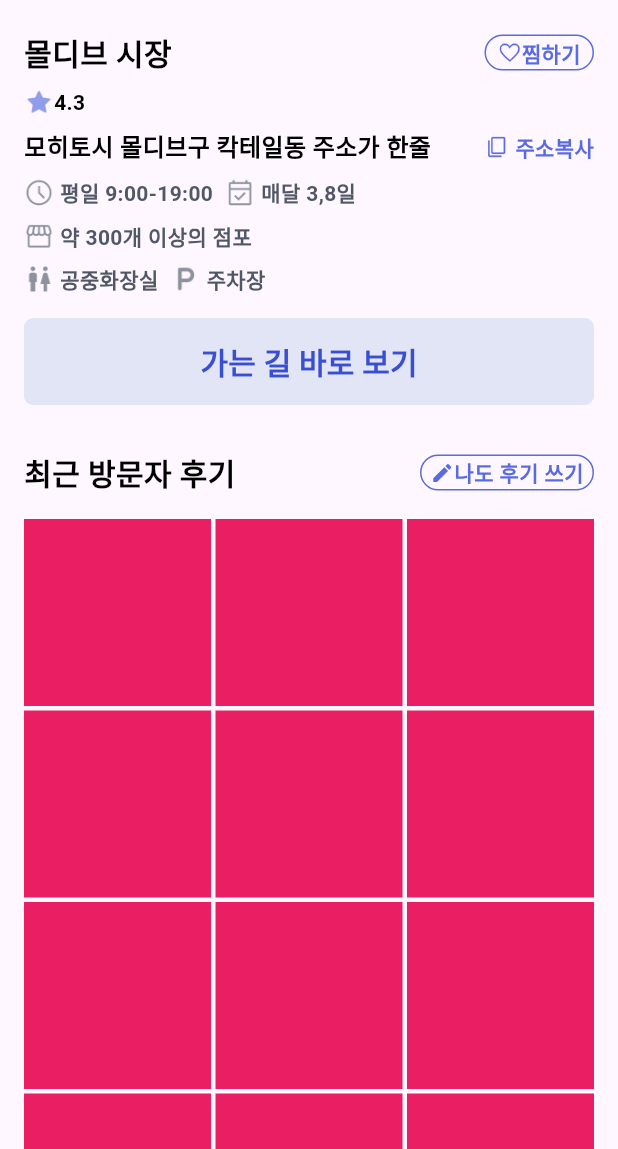
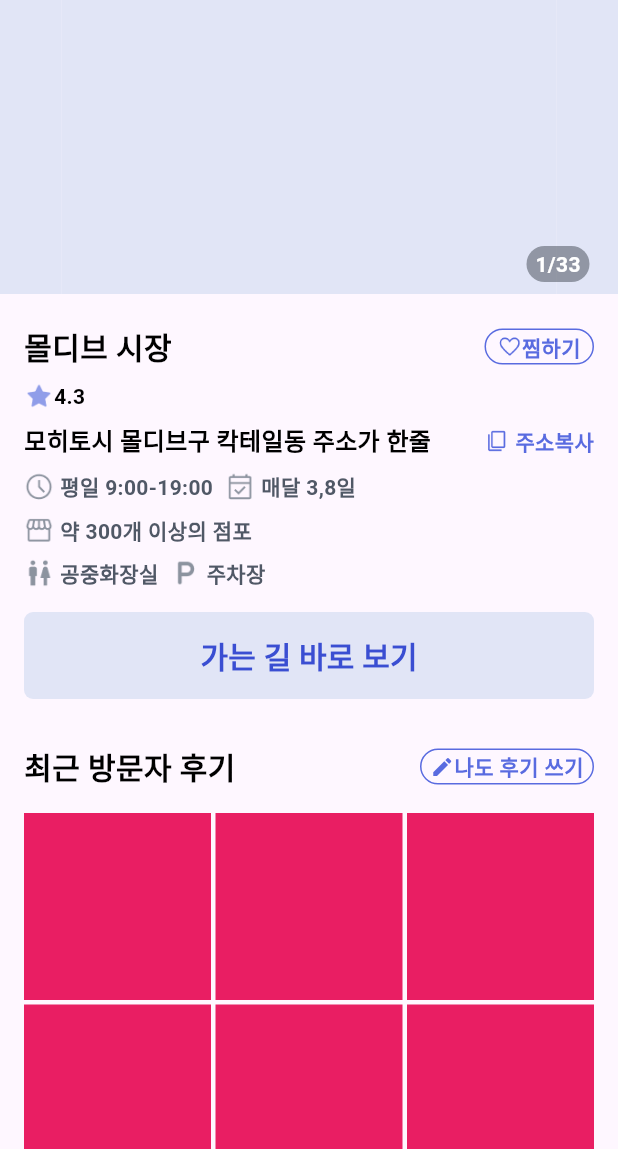
Before and after one commit to jaekyung-you/seenear_flutter, a Flutter app: the MarketDetailScreen screen opened by its route, on a phone screen of 412 x 824 dp, the part 87-1236 px from its top. Run offline on Flutter 3.47's test engine with Material 2 defaults, Android fonts, the phone set to English and light mode, and no system bars; drawn by our look-alikes of carousel_slider; our stand-ins replace device_info_plus, dio, get, package_info_plus, permission_handler, share_plus and 2 more; missing offline and left inert: dart:html, kakao_flutter_sdk_user; network calls fail; statements that could not run were skipped.

Commit message:
시장 상세화면 carousel 추가, 버튼 로직 연결

```diff
--- a/lib/presentation/market_festival/controller/market_detail_controller.dart
+++ b/lib/presentation/market_festival/controller/market_detail_controller.dart
@@ -15,4 +15,26 @@ class MarketDetailController extends GetxController {
   Future<void> _requestMarketDetail({required int id}) async {
     // todo: id로 마켓 디테일 api 호출
   }
+
+  // '찜하기' 토글
+  Future<void> onTapFavoriteButton() async {
+
+  }
+
+  // '주소복사' 버튼
+  Future<void> onTapCopyAddress() async {
+
+  }
+
+  // '가는 길 바로보기' 버튼
+  Future<void> onTapNavigate() async {
+    // todo: 네비게이션 연결
+  }
+
+  // '나도 후기 쓰기' 버사
+  Future<void> onTapWriteReview() async {
+
+  }
+
+
 }
--- a/lib/presentation/market_festival/controller/market_festival_controller.dart
+++ b/lib/presentation/market_festival/controller/market_festival_controller.dart
@@ -7,7 +7,6 @@ import 'package:seenear/const/design_system/seenear_color.dart';
 import 'package:seenear/data/remote/response/info_item_response.dart';
 import 'package:syncfusion_flutter_datepicker/datepicker.dart';
 import '../../../const/define.dart';
-import '../../../const/seenear_path.dart';
 
 class MarketFestivalController extends GetxController {
   bool isMarket = true;
@@ -187,9 +186,4 @@ class MarketFestivalController extends GetxController {
     date.value = '${args.value.toString().split(' ').first} ($dayOfWeek)';
     Get.back();
   }
-
-  // 해당 아이템을 클릭했을 때, 장날 상세화면으로 이동
-  void onTapMarketItemCell({required int id}) {
-    Get.toNamed(SeenearPath.MARKET_DETAIL, arguments: {'id': id});
-  }
 }
--- a/lib/presentation/market_festival/widget/market_detail_screen.dart
+++ b/lib/presentation/market_festival/widget/market_detail_screen.dart
@@ -1,3 +1,4 @@
+import 'package:carousel_slider/carousel_slider.dart';
 import 'package:flutter/material.dart';
 import 'package:get/get.dart';
 import 'package:seenear/const/design_system/base_button.dart';
@@ -13,23 +14,59 @@ class MarketDetailScreen extends GetView<MarketDetailController> {
   @override
   Widget build(BuildContext context) {
     return SeenearBaseScaffold(
-      padding: 16,
+      child: SingleChildScrollView(
         child: Column(
           children: [
-          BaseHeader(title: '시장 정보'),
+            const Padding(
+              padding: EdgeInsets.symmetric(horizontal: 16.0),
+              child: BaseHeader(title: '시장 정보'),
+            ),
             const SizedBox(
               height: 10,
             ),
+            Stack(
+              alignment: Alignment.bottomRight,
+              children: [
+                CarouselSlider(
+                  options: CarouselOptions(height: 196.0, autoPlay: true),
+                  items: [1, 2, 3, 4, 5].map((i) {
+                    return Builder(
+                      builder: (BuildContext context) {
+                        return Container(width: Get.width, color: SeenearColor.blue10);
+                      },
+                    );
+                  }).toList(),
+                ),
+                Padding(
+                  padding: const EdgeInsets.only(bottom: 8.0, right: 19),
+                  child: Container(
+                    width: 42,
+                    height: 24,
+                    decoration: BoxDecoration(
+                      color: SeenearColor.textColor,
+                      borderRadius: BorderRadius.circular(16),
+                    ),
+                    child: Center(
+                      child: Text(
+                        '1/33',
+                        style: TextStyle(fontWeight: FontWeight.w700, fontSize: 14, color: Colors.white),
+                      ),
+                    ),
+                  ),
+                )
+              ],
+            ),
             marketInfo(),
-          Expanded(child: marketReview()),
+            marketReview(),
           ],
+        ),
       ),
     );
   }
 
   Widget marketInfo() {
     return Padding(
-      padding: const EdgeInsets.fromLTRB(0, 20, 0, 30),
+      padding: const EdgeInsets.fromLTRB(16, 20, 16, 30),
       child: Column(
         children: [
           Row(
@@ -39,7 +76,11 @@ class MarketDetailScreen extends GetView<MarketDetailController> {
                 '몰디브 시장',
                 style: TextStyle(fontWeight: FontWeight.w700, fontSize: 20, color: Colors.black),
               ),
-              Container(
+              InkWell(
+                onTap: () {
+                  controller.onTapFavoriteButton();
+                },
+                child: Container(
                   width: 73,
                   height: 24,
                   decoration: BoxDecoration(
@@ -66,6 +107,7 @@ class MarketDetailScreen extends GetView<MarketDetailController> {
                           ),
                         ),
                       ],
+                    ),
                   ),
                 ),
               ),
@@ -96,7 +138,11 @@ class MarketDetailScreen extends GetView<MarketDetailController> {
                 '모히토시 몰디브구 칵테일동 주소가 한줄',
                 style: TextStyle(fontWeight: FontWeight.w700, fontSize: 16, color: Colors.black),
               ),
-              Row(
+              InkWell(
+                onTap: () {
+                  controller.onTapCopyAddress();
+                },
+                child: Row(
                   children: [
                     Image.asset(
                       'assets/images/copy.png',
@@ -115,6 +161,7 @@ class MarketDetailScreen extends GetView<MarketDetailController> {
                       ),
                     ),
                   ],
+                ),
               ),
             ],
           ),
@@ -233,7 +280,7 @@ class MarketDetailScreen extends GetView<MarketDetailController> {
               fgColor: SeenearColor.blue80,
               buttonText: '가는 길 바로 보기',
               onPressed: () {
-                // todo: 네비게이션 연결
+                controller.onTapNavigate();
               }),
         ],
       ),
@@ -241,7 +288,9 @@ class MarketDetailScreen extends GetView<MarketDetailController> {
   }
 
   Widget marketReview() {
-    return Column(
+    return Padding(
+      padding: const EdgeInsets.symmetric(horizontal: 16.0),
+      child: Column(
         children: [
           Row(
             mainAxisAlignment: MainAxisAlignment.spaceBetween,
@@ -254,7 +303,11 @@ class MarketDetailScreen extends GetView<MarketDetailController> {
                   color: Colors.black,
                 ),
               ),
-            Container(
+              InkWell(
+                onTap: () {
+                  controller.onTapWriteReview();
+                },
+                child: Container(
                   width: 116,
                   height: 24,
                   decoration: BoxDecoration(
@@ -280,13 +333,13 @@ class MarketDetailScreen extends GetView<MarketDetailController> {
                     ],
                   ),
                 ),
+              ),
             ],
           ),
-        const SizedBox(
-          height: 16,
-        ),
-        Expanded(
+          Padding(
+            padding: const EdgeInsets.symmetric(vertical: 16.0),
             child: GridView.builder(
+              physics: const NeverScrollableScrollPhysics(),
               gridDelegate: const SliverGridDelegateWithFixedCrossAxisCount(
                 crossAxisCount: 3, //1 개의 행에 보여줄 item 개수
                 childAspectRatio: 1,
@@ -303,6 +356,7 @@ class MarketDetailScreen extends GetView<MarketDetailController> {
             ),
           ),
         ],
+      ),
     );
   }
 }
--- a/lib/presentation/market_festival/widget/market_festival_screen.dart
+++ b/lib/presentation/market_festival/widget/market_festival_screen.dart
@@ -97,10 +97,10 @@ class MarketFestivalScreen extends GetView<MarketFestivalController> {
         ),
         Expanded(
           child: controller.isMarket
-              ? false
+              ? controller.marketList.isEmpty
                   ? emptyView()
                   : ListView.builder(
-                      itemCount: 10,
+                      itemCount: controller.marketList.length,
                       itemBuilder: (context, index) {
                         return MarketCell(
                           item: InfoItemResponse(
--- a/pubspec.yaml
+++ b/pubspec.yaml
@@ -48,6 +48,7 @@ dependencies:
   permission_handler: ^10.4.5
   url_launcher: ^6.1.14
   firebase_crashlytics: ^3.3.5
+  carousel_slider: ^4.2.1
 
 dev_dependencies:
   flutter_test:
```
Also changed, not shown: pubspec.lock. Lines whose indentation alone changed are shown as unchanged.
